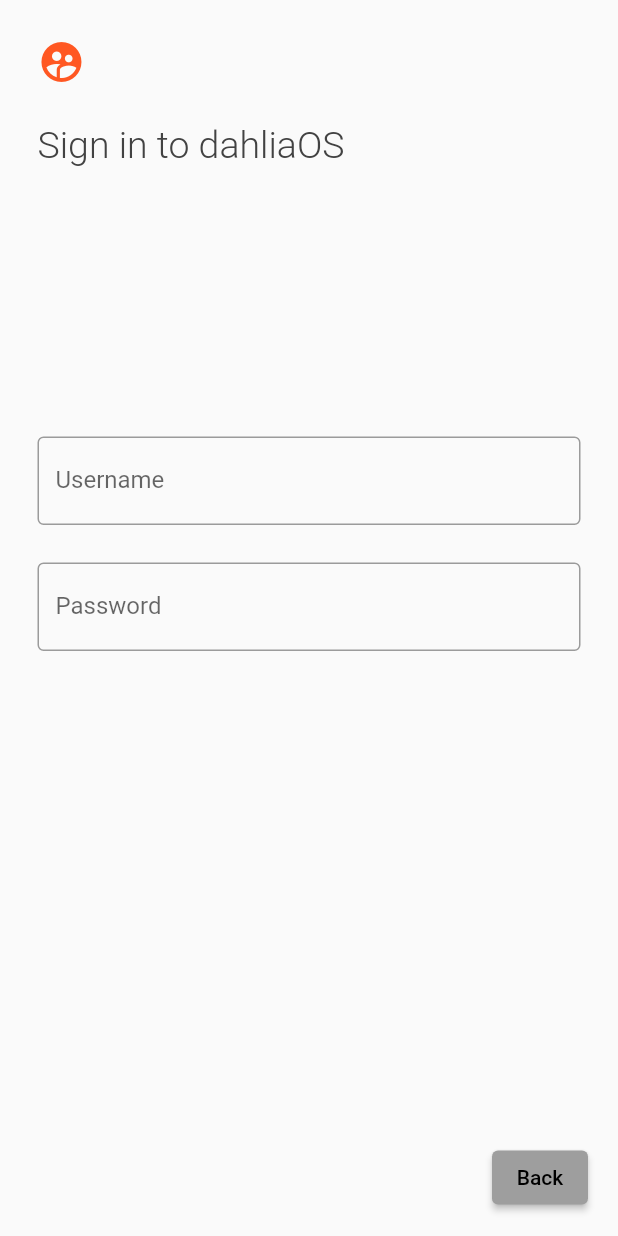
After one commit to dahliaOS/pangolin_displaymanager, a Flutter app: the UserPanel screen opened directly, on a phone screen of 412 x 824 dp. The commit adds this screen. Run offline on Flutter 3.47's test engine with Material 2 defaults, Android fonts, the phone set to English and light mode, and no system bars.

Commit message:
Add other user input dialog

```diff
--- a/lib/main.dart
+++ b/lib/main.dart
@@ -2,6 +2,7 @@ import 'package:flutter/material.dart';
 import 'dart:ui';
 import 'dart:async';
 import 'package:intl/intl.dart';
+import 'package:pangolin_displaymanager/user_panel.dart';
 
 void main() {
   runApp(MaterialApp(
@@ -102,7 +103,7 @@ String _dateString;
                                 fontFamily: "Roboto"),
                           ),
                           new Text(
-                            _dateString,
+                            _dateString==null?"":_dateString,
                             style: new TextStyle(
                                 fontSize: 18.0,
                                 color: const Color(0xFFeaeaea),
@@ -146,6 +147,18 @@ class SecondScreen extends StatelessWidget {
   @override
   Widget build(BuildContext context) {
     return Scaffold(
+      floatingActionButton: IconButton(onPressed: (){showDialog(
+                  context: context,
+                  builder: (BuildContext context) {
+                    return Expanded(
+                      child: Center(child: ClipRRect(
+                      borderRadius:
+                          new BorderRadius.all(new Radius.circular(5.0)),
+                      child:Container(height: 540,width: 640,color: Colors.white,child: UserPanel(),),))
+
+                    );
+                  },
+                );},icon:Icon(Icons.supervised_user_circle, color: Colors.white,)),
         body: Container(
             decoration: BoxDecoration(
               image: DecorationImage(
@@ -202,7 +215,9 @@ class SecondScreen extends StatelessWidget {
                                     obscureText: true,
                                     autofocus: true,
                                     decoration: InputDecoration(
-                                      hintStyle: TextStyle(color: Colors.grey),
+
+                                      border: OutlineInputBorder(),
+                                      hintStyle: TextStyle(color: Colors.white),
                                       hintText: "Password",
                                       suffixIcon: IconButton(
                                         onPressed: () => _controller.clear(),
--- /dev/null
+++ b/lib/user_panel.dart
@@ -0,0 +1,97 @@
+import 'package:flutter/material.dart';
+import 'dart:io';
+
+
+
+class UserPanel extends StatefulWidget {
+  @override
+  _UserPanelState createState() => _UserPanelState();
+}
+
+class _UserPanelState extends State<UserPanel> {
+  @override
+  Widget build(BuildContext context) {
+    return Scaffold(
+        body: Column(
+            crossAxisAlignment: CrossAxisAlignment.start,
+            mainAxisSize: MainAxisSize.max,
+            mainAxisAlignment: MainAxisAlignment.start,
+            children: [
+          Padding(
+              padding: EdgeInsets.all(25.0),
+              child: Row(
+                mainAxisAlignment: MainAxisAlignment.spaceBetween,
+                children: [
+                  Icon(
+                    Icons.supervised_user_circle,
+                    size: 32,
+                    color: Colors.deepOrange,
+                  ),
+
+                ],
+              ) //Image.asset('lib/logo-color.png',width: 165.0, height: 32.0, fit: BoxFit.fill)
+              ),
+          Padding(
+              padding: EdgeInsets.only(
+                left: 25,
+              ),
+              child: Text('Sign in to dahliaOS',
+                  style: TextStyle(
+                    fontFamily: "Roboto",
+                    fontWeight: FontWeight.w300,
+                    fontSize: 25,
+                    color: Colors.grey[800],
+                  ))),
+          Expanded(
+            child: Center(
+                child: Container(
+              height: 350,
+              margin: EdgeInsets.only(left: 25, right: 25),
+              child: ListView(
+                children: <Widget>[
+                  Container(
+                    height: 15,
+                  ),
+
+
+                  Container(
+                    height: 25,
+                  ),
+                  TextFormField(
+                    enabled:true,
+
+                    decoration: InputDecoration(
+                        border: OutlineInputBorder(),
+                        labelText: 'Username'),
+                  ),
+                  Container(
+                    height: 25,
+                  ),
+                  TextFormField(
+                    obscureText: true,
+                    enabled: true,
+
+                    decoration: InputDecoration(
+                        border: OutlineInputBorder(),
+                        labelText: 'Password'),
+                  ),
+                ],
+              ),
+            )),
+          ),
+          Align(
+              child: Row(
+                  crossAxisAlignment: CrossAxisAlignment.end,
+                  mainAxisAlignment: MainAxisAlignment.end,
+                  children: [
+                Padding(
+                    padding: EdgeInsets.only(top: 20.0, right: 20, bottom: 15),
+                    child: ElevatedButton(
+                        onPressed: () {
+                          Navigator.pop(context);
+                        },
+                        child: Text('Back'))),
+              ]))
+        ]));
+  }
+}
```
